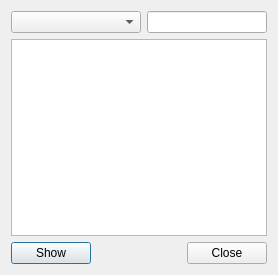
Old version of the form databaseviewer.ui in the repository mueslo/TEA.
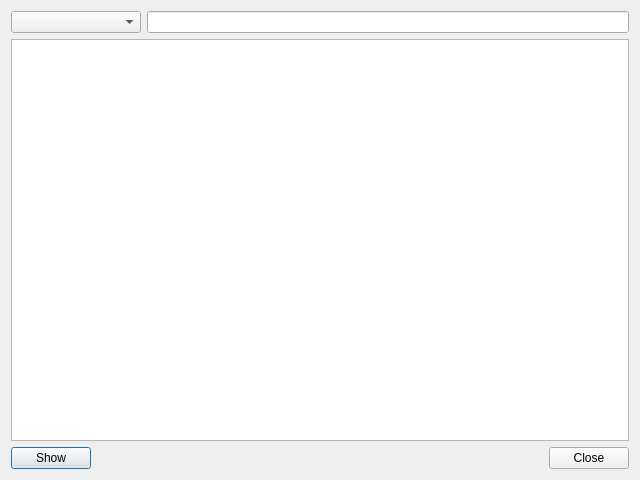
New version of the form. Icons and pictures are not drawn.

The edit to the form file:
```diff
--- a/databaseviewer.ui
+++ b/databaseviewer.ui
@@ -6,8 +6,8 @@
    <rect>
     <x>0</x>
     <y>0</y>
-    <width>278</width>
-    <height>275</height>
+    <width>640</width>
+    <height>480</height>
    </rect>
   </property>
   <property name="windowTitle">
```
